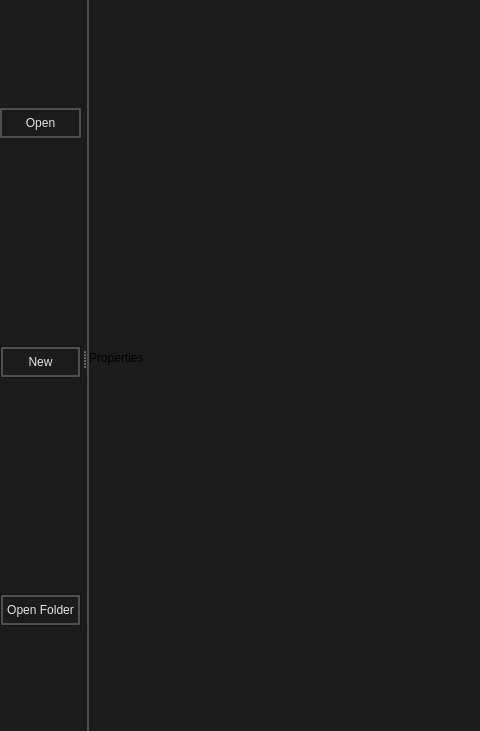
The window that src/soudevent_editor/preset_manager.ui (dertwist/Hammer5Tools) describes before a commit, drawn with Qt 5; both pictures show x 0 to 480 and y 113 to 844 of the 1240 by 941 pixel window.
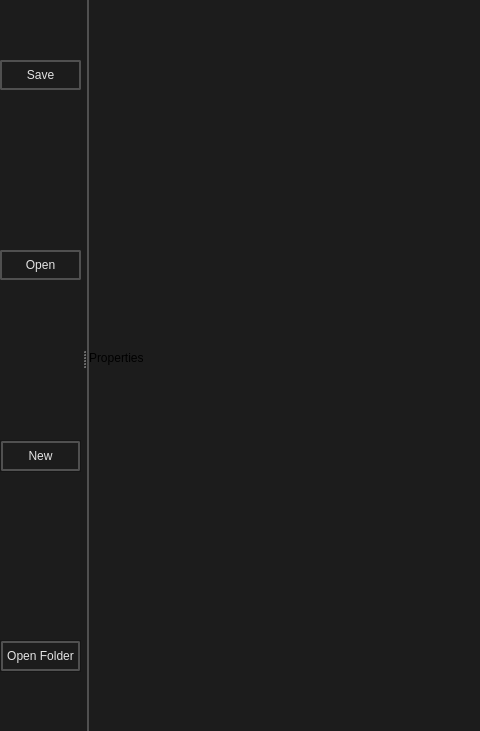
The same window after the commit. Icons and pictures are not drawn.

Commit message: [SoundEventEditor] PresetManager saving and opening files

What changed in the file:
```diff
--- a/src/soudevent_editor/preset_manager.ui
+++ b/src/soudevent_editor/preset_manager.ui
@@ -111,6 +111,61 @@
      <item>
       <layout class="QVBoxLayout" name="explorer_layout"/>
      </item>
+     <item>
+      <widget class="QPushButton" name="save_button">
+       <property name="toolTip">
+        <string>&lt;html&gt;&lt;head/&gt;&lt;body&gt;&lt;p&gt;Ctrl + S&lt;/p&gt;&lt;/body&gt;&lt;/html&gt;</string>
+       </property>
+       <property name="styleSheet">
+        <string notr="true">
+    /* QPushButton default and hover styles */
+    QPushButton {
+
+        font: 580 9pt &quot;Segoe UI&quot;;
+	
+
+        border: 2px solid black;
+        border-radius: 2px;
+        border-color: rgba(80, 80, 80, 255);
+        height:22px;
+        padding-top: 2px;
+        padding-bottom:2px;
+        padding-left: 4px;
+        padding-right: 4px;
+        color: #E3E3E3;
+        background-color: #1C1C1C;
+    }
+    QPushButton:hover {
+        background-color: #414956;
+        color: white;
+    }
+    QPushButton:pressed {
+        background-color: red;
+        background-color: #1C1C1C;
+        margin: 1 px;
+        margin-left: 2px;
+        margin-right: 2px;
+
+    }</string>
+       </property>
+       <property name="text">
+        <string>Save</string>
+       </property>
+       <property name="icon">
+        <iconset resource="../resources.qrc">
+         <normaloff>:/icons/save_16dp_9D9D9D_FILL0_wght400_GRAD0_opsz20.svg</normaloff>:/icons/save_16dp_9D9D9D_FILL0_wght400_GRAD0_opsz20.svg</iconset>
+       </property>
+       <property name="iconSize">
+        <size>
+         <width>20</width>
+         <height>20</height>
+        </size>
+       </property>
+       <property name="shortcut">
+        <string>Ctrl+S</string>
+       </property>
+      </widget>
+     </item>
      <item>
       <widget class="QPushButton" name="open_button">
        <property name="toolTip">
```
Left out of the diff: 12 changed lines with no effect on the pictures. The commit also changes 3 other files.
